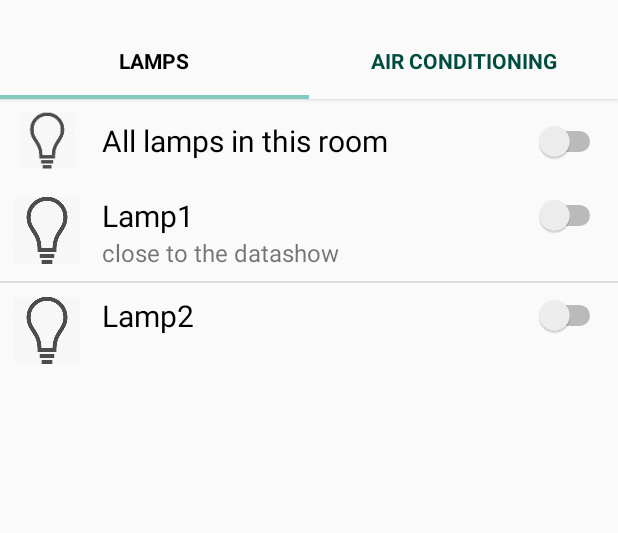
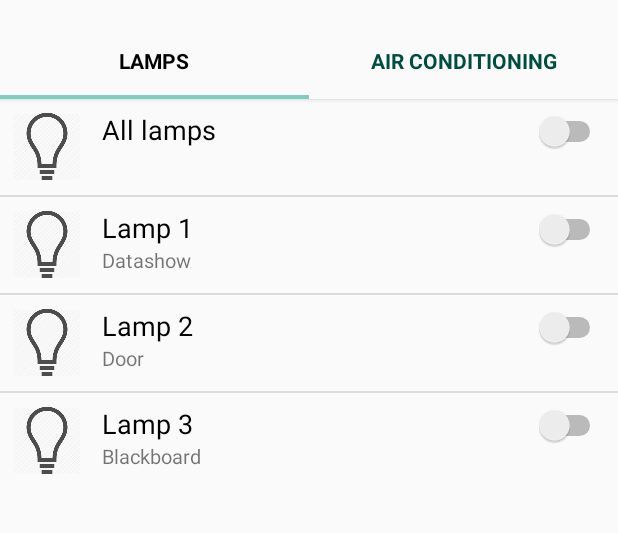
Before and after one commit to IoTGroup/ProjetoIoT, an Android app: the LampFragment screen opened directly, with no data from a screen before it, on a phone screen of 412 x 824 dp, the part 62-595 px from its top. Run offline under Robolectric (Android 15) with nearby library versions, the phone set to English and light mode, and no system bars.

Commit message:
modificacoes na interface - tabs

```diff
--- a/AutomaGREat/app/src/main/java/automa/great/ufc/br/automagreat/view/adapter/OnOffListAdapter.java
+++ b/AutomaGREat/app/src/main/java/automa/great/ufc/br/automagreat/view/adapter/OnOffListAdapter.java
@@ -7,6 +7,7 @@ import android.view.LayoutInflater;
 import android.view.View;
 import android.view.ViewGroup;
 import android.widget.BaseAdapter;
+import android.widget.CompoundButton;
 import android.widget.ImageView;
 import android.widget.Switch;
 import android.widget.TextView;
@@ -57,6 +58,13 @@ public class OnOffListAdapter extends BaseAdapter {
         TextView description = (TextView) convertView.findViewById(R.id.tv_description);
         Switch onoff = (Switch) convertView.findViewById(R.id.switch_onoff_list);
 
+        onoff.setOnCheckedChangeListener(new CompoundButton.OnCheckedChangeListener() {
+            @Override
+            public void onCheckedChanged(CompoundButton buttonView, boolean isChecked) {
+                Log.i("Resource", "testando...123");
+            }
+        });
+
         name.setText(r.getName());
         if (r.getType() == Resource.AIR) {
             icon.setImageDrawable(context.getResources().getDrawable(R.mipmap.ic_air));
--- a/AutomaGREat/app/src/main/java/automa/great/ufc/br/automagreat/view/fragment/AirFragment.java
+++ b/AutomaGREat/app/src/main/java/automa/great/ufc/br/automagreat/view/fragment/AirFragment.java
@@ -30,14 +30,17 @@ public class AirFragment extends Fragment {
     public View onCreateView(LayoutInflater inflater, @Nullable ViewGroup container, @Nullable Bundle savedInstanceState) {
         View v = inflater.inflate(R.layout.fragment_air,container,false);
 
+        Resource air0 = new Resource("All A/C", "", Resource.AIR);
         Resource air1 = new Resource("Air1", "close to the door", Resource.AIR);
         Resource air2 = new Resource("Air2", "far from the door", Resource.AIR);
+
         final ArrayList<Resource> resources = new ArrayList<>();
+        resources.add(air0);
         resources.add(air1);
         resources.add(air2);
 
         this.context = getActivity();
-        switch_air = (Switch) v.findViewById(R.id.switch_onoff_list_air);
+
         lv_air = (ListView) v.findViewById(R.id.lv_air);
 
         lv_air.setAdapter(new OnOffListAdapter(context, resources));
--- a/AutomaGREat/app/src/main/java/automa/great/ufc/br/automagreat/view/fragment/LampFragment.java
+++ b/AutomaGREat/app/src/main/java/automa/great/ufc/br/automagreat/view/fragment/LampFragment.java
@@ -28,19 +28,26 @@ public class LampFragment extends Fragment {
 
     @Override
     public View onCreateView(LayoutInflater inflater, @Nullable ViewGroup container, @Nullable Bundle savedInstanceState) {
+
         View v =inflater.inflate(R.layout.fragment_lamp,container,false);
 
-        Resource lamp1 = new Resource("Lamp1", "close to the datashow", Resource.LAMP);
-        Resource lamp2 = new Resource("Lamp2", "", Resource.LAMP);
+        Resource lamp0 = new Resource("All lamps", "", Resource.LAMP);
+        Resource lamp1 = new Resource("Lamp 1", "Datashow", Resource.LAMP);
+        Resource lamp2 = new Resource("Lamp 2", "Door", Resource.LAMP);
+        Resource lamp3 = new Resource("Lamp 3", "Blackboard", Resource.LAMP);
+
         final ArrayList<Resource> resources = new ArrayList<>();
+        resources.add(lamp0);
         resources.add(lamp1);
         resources.add(lamp2);
+        resources.add(lamp3);
 
         this.context = getActivity();
-        switch_lamp = (Switch) v.findViewById(R.id.switch_onoff_list_lamp);
+
         lv_lamp = (ListView) v.findViewById(R.id.lv_lamp);
 
         lv_lamp.setAdapter(new OnOffListAdapter(context, resources));
+
         lv_lamp.setOnItemClickListener(new AdapterView.OnItemClickListener() {
             @Override
             public void onItemClick(AdapterView<?> parent, View view, int position, long id) {
--- a/AutomaGREat/app/src/main/res/layout/activity_pin.xml
+++ b/AutomaGREat/app/src/main/res/layout/activity_pin.xml
@@ -18,9 +18,10 @@
         android:layout_marginTop="32dp"
         android:hint="@string/enter_pin"
         android:imeOptions="actionDone"
-        android:inputType="text"
+        android:inputType="numberPassword"
         android:lines="1"
-        android:singleLine="true" />
+        android:singleLine="true"
+        android:maxLength="10"/>
 
     <Button
         android:id="@+id/bt_pin"
--- a/AutomaGREat/app/src/main/res/layout/fragment_lamp.xml
+++ b/AutomaGREat/app/src/main/res/layout/fragment_lamp.xml
@@ -3,41 +3,6 @@
     android:layout_width="match_parent"
     android:layout_height="match_parent"
     android:orientation="vertical">
-
-    <RelativeLayout
-        android:layout_width="match_parent"
-        android:layout_height="56dp"
-        android:padding="8dp">
-
-        <ImageView
-            android:id="@+id/iv_icon_lamp"
-            android:layout_width="wrap_content"
-            android:layout_height="match_parent"
-            android:layout_alignParentLeft="true"
-            android:layout_marginRight="12dp"
-            android:src="@mipmap/ic_lamp"/>
-
-        <TextView
-            android:id="@+id/tv_lamp"
-            android:layout_width="wrap_content"
-            android:layout_height="match_parent"
-            android:layout_alignParentTop="true"
-            android:layout_toEndOf="@+id/iv_icon_lamp"
-            android:layout_toRightOf="@+id/iv_icon_lamp"
-            android:gravity="center_vertical"
-            android:minHeight="?android:attr/listPreferredItemHeightSmall"
-            android:text="@string/all_lamp"
-            android:textAppearance="?android:attr/textAppearanceListItemSmall"
-            android:textColor="@android:color/background_dark"
-            android:textSize="20sp"/>
-
-        <Switch
-            android:id="@+id/switch_onoff_list_lamp"
-            android:layout_width="wrap_content"
-            android:layout_height="match_parent"
-            android:layout_alignParentRight="true" />
-
-    </RelativeLayout>
 
     <ListView
         android:id="@+id/lv_lamp"
--- a/AutomaGREat/app/src/main/res/layout/item_onoff.xml
+++ b/AutomaGREat/app/src/main/res/layout/item_onoff.xml
@@ -13,7 +13,7 @@
 
     <TextView
         android:id="@+id/tv_object_name"
-        android:textSize="20sp"
+        android:textSize="18sp"
         android:layout_alignParentTop="true"
         android:layout_toEndOf="@+id/iv_icon"
         android:layout_toRightOf="@+id/iv_icon"
@@ -26,7 +26,7 @@
         android:layout_toEndOf="@+id/iv_icon"
         android:layout_toRightOf="@+id/iv_icon"
         android:layout_below="@+id/tv_object_name"
-        android:textSize="16sp"
+        android:textSize="13sp"
         android:layout_width="match_parent"
         android:layout_height="wrap_content"/>
 
--- a/AutomaGREat/app/src/main/res/values/strings.xml
+++ b/AutomaGREat/app/src/main/res/values/strings.xml
@@ -4,7 +4,7 @@
     <string name="enter_pin">Enter your PIN</string>
     <string name="error_empty_pin">This input requires a value!</string>
     <string name="error_wrong_pin">Wrong PIN</string>
-    <string name="all_air">All A/C in this room</string>
-    <string name="all_lamp">All lamps in this room</string>
+    <string name="all_air">All A/C </string>
+    <string name="all_lamp">All lamps</string>
     <string name="refresh">Refresh</string>
 </resources>
```
Also changed, not shown: AutomaGREat/app/src/main/res/layout/fragment_air.xml (+0 -35 lines).
